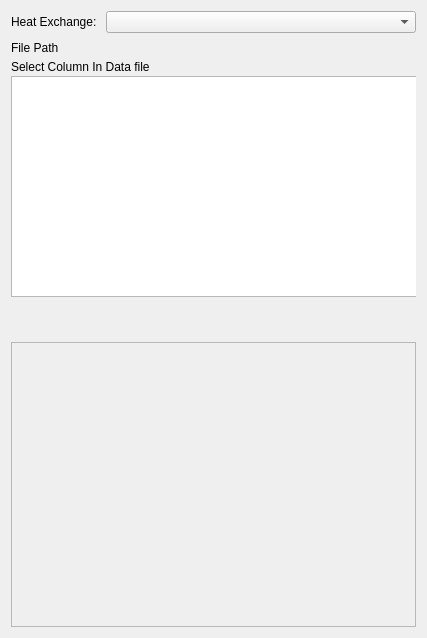
The window that SIM-VICUS/src/SVNetworkComponentHeatExchangeEditWidget.ui (Brockaaa/SIM-VICUS) describes before a commit, drawn with Qt 5.
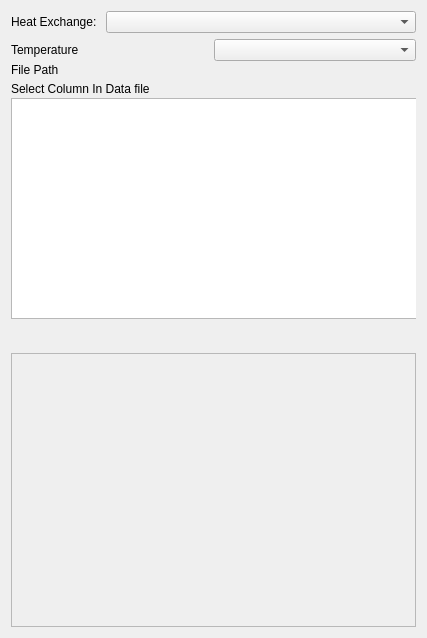
The same window after the commit. Custom widgets are drawn as their Qt base class.

Commit message: further work on TemperatureSpline

The edit to the form file:
```diff
--- a/SIM-VICUS/src/SVNetworkComponentHeatExchangeEditWidget.ui
+++ b/SIM-VICUS/src/SVNetworkComponentHeatExchangeEditWidget.ui
@@ -148,7 +148,7 @@
           <verstretch>1</verstretch>
          </sizepolicy>
         </property>
-        <layout class="QVBoxLayout" name="verticalLayoutPageTemperatureSpline" stretch="0,1,1">
+        <layout class="QVBoxLayout" name="verticalLayoutPageTemperatureSpline" stretch="0,0,1,1">
          <property name="spacing">
           <number>0</number>
          </property>
@@ -164,6 +164,20 @@
          <property name="bottomMargin">
           <number>0</number>
          </property>
+         <item>
+          <layout class="QHBoxLayout" name="horizontalLayoutPageTemperatureSplineCombobox">
+           <item>
+            <widget class="QLabel" name="labelTemperatureSplineComboBox">
+             <property name="text">
+              <string>Temperature</string>
+             </property>
+            </widget>
+           </item>
+           <item>
+            <widget class="QComboBox" name="comboBoxTemperatureSpline"/>
+           </item>
+          </layout>
+         </item>
          <item>
           <layout class="QHBoxLayout" name="horizontalLayoutTemperatureSpline">
            <item>
```
The commit also changes 6 other files.
